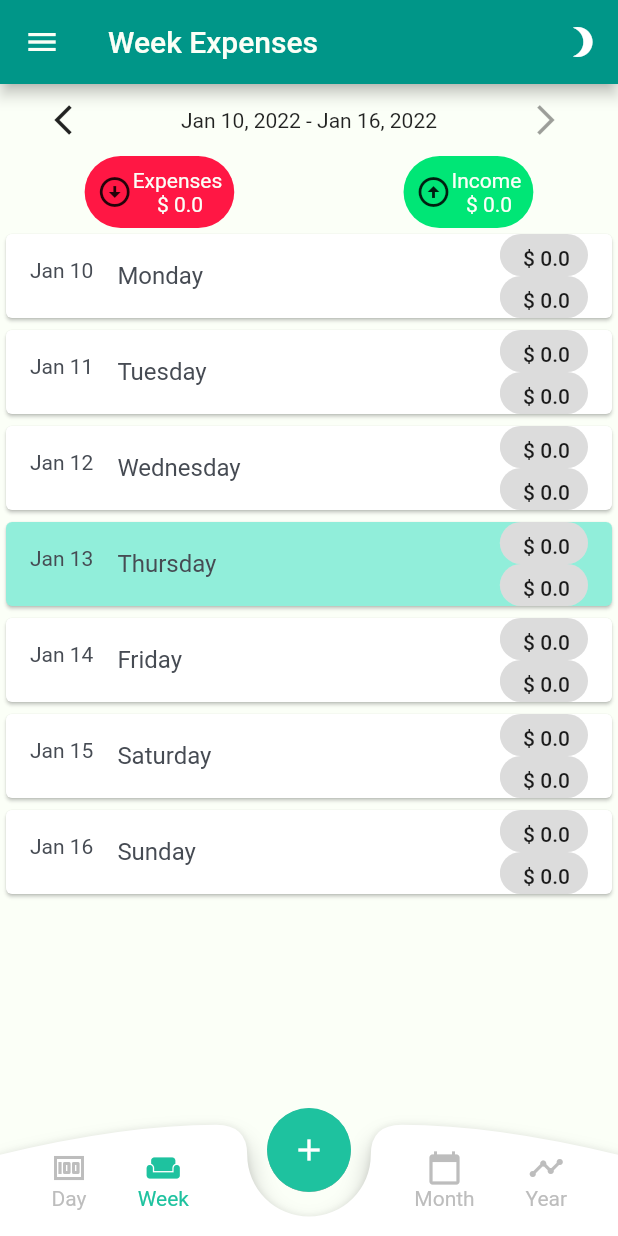
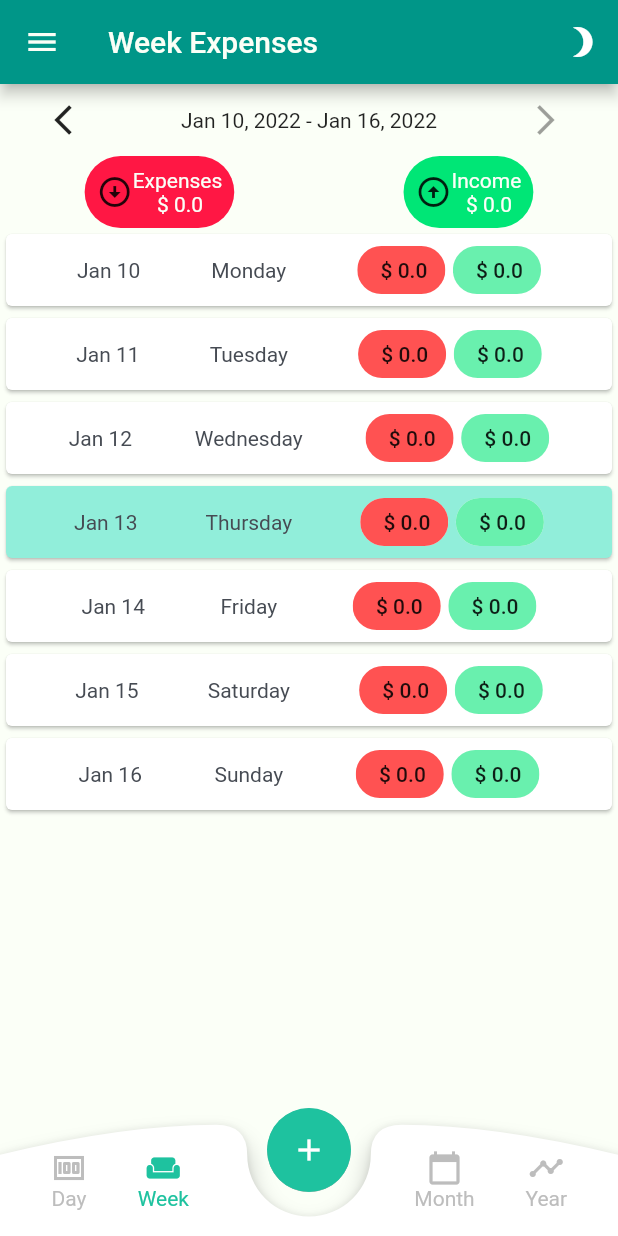
Before and after one commit to karthik07m/daily_expenses_tracker, a Flutter app: the screen it shows after launch, item 2 of the bottom bar chosen, on a phone screen of 412 x 824 dp. Run offline on Flutter 3.47's test engine with Material 2 defaults, Android fonts, the light colour scheme and no system bars; our stand-ins replace file_picker, flutter_local_notifications, flutter_native_timezone, permission_handler, rxdart, shared_preferences and 4 more; accounts and stored records are empty.

Commit message:
Fixed UI bugs
Handle nulls in the widgets and improved UI

```diff
--- a/lib/main.dart
+++ b/lib/main.dart
@@ -5,7 +5,7 @@ import 'package:flutter_native_timezone/flutter_native_timezone.dart';
 import 'package:provider/provider.dart';
 
 import 'package:shared_preferences/shared_preferences.dart';
-import 'package:flutter/cupertino.dart';
+
 import 'package:flutter/services.dart';
 import 'package:flutter/material.dart';
 import 'package:flutter_local_notifications/flutter_local_notifications.dart';
@@ -25,6 +25,7 @@ import 'screens/charts/pie_chart.dart';
 import 'screens/main_screen.dart';
 import 'models/notification.dart';
 import 'screens/splash_screen.dart';
+import 'utilities/check_backup.dart';
 
 final FlutterLocalNotificationsPlugin flutterLocalNotificationsPlugin =
     FlutterLocalNotificationsPlugin();
@@ -100,6 +101,9 @@ class MyApp extends StatelessWidget {
             DayTransaction.routeName: (ctx) => DayTransaction(),
             PieChart.routeName: (ctx) => PieChart(),
             Settings.routeName: (ctx) => Settings(),
+            BackUpData.routeName: (ctx) => BackUpData(
+                  title: "Test",
+                ),
             AppInfo.routeName: (ctx) => AppInfo()
           },
         ),
--- a/lib/screens/main_screen.dart
+++ b/lib/screens/main_screen.dart
@@ -1,6 +1,6 @@
 import 'package:coinsaver/helper/db_helper.dart';
 import 'package:coinsaver/screens/add_expense.dart';
-import 'package:flutter/cupertino.dart';
+
 import 'package:flutter/material.dart';
 import 'package:flutter_local_notifications/flutter_local_notifications.dart';
 import 'package:provider/provider.dart';
--- a/lib/screens/month_transaction.dart
+++ b/lib/screens/month_transaction.dart
@@ -1,5 +1,5 @@
 import 'package:coinsaver/widgets/income_bar.dart';
-import 'package:flutter/foundation.dart';
+
 import 'package:flutter/material.dart';
 import 'package:provider/provider.dart';
 import 'package:table_calendar/table_calendar.dart';
@@ -53,7 +53,9 @@ class _MonthTransactionState extends State<MonthTransaction> {
                   backgroundColor: Colors.greenAccent,
                   label: Text(
                     UtilityFunction.addComma(income.toString()),
-                    style: TextStyle(fontSize: 25,),
+                    style: TextStyle(
+                      fontSize: 25,
+                    ),
                   ),
                 ),
               ),
--- a/lib/screens/week_transaction.dart
+++ b/lib/screens/week_transaction.dart
@@ -113,6 +113,7 @@ class WeekTransaction extends StatelessWidget {
                                           context, DayTransaction.routeName,
                                           arguments: dates[index]);
                                     },
+                                    child: Container(
                                       child: Card(
                                         color: dates[index].day == today.day &&
                                                 dates[index].month ==
@@ -120,8 +121,11 @@ class WeekTransaction extends StatelessWidget {
                                                 dates[index].year == today.year
                                             ? Theme.of(context).accentColor
                                             : Theme.of(context).backgroundColor,
-                                      child: ListTile(
-                                        leading: Text(
+                                        child: Row(
+                                          mainAxisAlignment:
+                                              MainAxisAlignment.spaceEvenly,
+                                          children: [
+                                            Text(
                                               DateFormat.MMMd()
                                                   .format(dates[index]),
                                               style: TextStyle(
@@ -130,7 +134,7 @@ class WeekTransaction extends StatelessWidget {
                                                       .bodyText1!
                                                       .color),
                                             ),
-                                        title: Text(
+                                            Text(
                                               UtilityFunction.weeks[index],
                                               style: TextStyle(
                                                   color: Theme.of(context)
@@ -138,29 +142,97 @@ class WeekTransaction extends StatelessWidget {
                                                       .bodyText1!
                                                       .color),
                                             ),
-                                        trailing: Column(
+                                            Row(
                                               children: [
-                                            Flexible(
-                                              child: Chip(
-                                                  label: Text(UtilityFunction
-                                                      .addComma(trans
+                                                Chip(
+                                                  backgroundColor:
+                                                      Colors.redAccent,
+                                                  label: Text(
+                                                    UtilityFunction.addComma(
+                                                        trans
                                                             .eachDayTotalAmount(
                                                                 dates[index])
-                                                          .expensesTotal))),
+                                                            .expensesTotal),
                                                   ),
-                                            Flexible(
-                                              child: Chip(
-                                                  label: Text(UtilityFunction
-                                                      .addComma(trans
+                                                ),
+                                                SizedBox(
+                                                  width: 5,
+                                                ),
+                                                Chip(
+                                                  backgroundColor:
+                                                      Colors.greenAccent,
+                                                  label: Text(
+                                                    UtilityFunction.addComma(
+                                                        trans
                                                             .eachDayTotalAmount(
                                                                 dates[index])
-                                                          .incomeTotal))),
+                                                            .incomeTotal),
+                                                  ),
+                                                ),
+                                              ],
                                             ),
                                           ],
                                         ),
                                       ),
                                     ),
                                   )),
+// old list view
+                          // ...List.generate(
+                          //     7,
+                          //     (index) => InkWell(
+                          //           onTap: () {
+                          //             Navigator.pushNamed(
+                          //                 context, DayTransaction.routeName,
+                          //                 arguments: dates[index]);
+                          //           },
+                          //           child: Card(
+                          //             color: dates[index].day == today.day &&
+                          //                     dates[index].month ==
+                          //                         today.month &&
+                          //                     dates[index].year == today.year
+                          //                 ? Theme.of(context).accentColor
+                          //                 : Theme.of(context).backgroundColor,
+                          //             child: ListTile(
+                          //               leading: Text(
+                          //                 DateFormat.MMMd()
+                          //                     .format(dates[index]),
+                          //                 style: TextStyle(
+                          //                     color: Theme.of(context)
+                          //                         .textTheme
+                          //                         .bodyText1!
+                          //                         .color),
+                          //               ),
+                          //               title: Text(
+                          //                 UtilityFunction.weeks[index],
+                          //                 style: TextStyle(
+                          //                     color: Theme.of(context)
+                          //                         .textTheme
+                          //                         .bodyText1!
+                          //                         .color),
+                          //               ),
+                          //               trailing: Column(
+                          //                 children: [
+                          //                   Flexible(
+                          //                     child: Chip(
+                          //                         label: Text(UtilityFunction
+                          //                             .addComma(trans
+                          //                                 .eachDayTotalAmount(
+                          //                                     dates[index])
+                          //                                 .expensesTotal))),
+                          //                   ),
+                          //                   Flexible(
+                          //                     child: Chip(
+                          //                         label: Text(UtilityFunction
+                          //                             .addComma(trans
+                          //                                 .eachDayTotalAmount(
+                          //                                     dates[index])
+                          //                                 .incomeTotal))),
+                          //                   ),
+                          //                 ],
+                          //               ),
+                          //             ),
+                          //           ),
+                          //         )),
                         ]),
                       ),
                     ],
--- a/lib/widgets/home_drawer.dart
+++ b/lib/widgets/home_drawer.dart
@@ -1,4 +1,5 @@
 import 'package:coinsaver/screens/setting.dart';
+import 'package:coinsaver/utilities/check_backup.dart';
 import 'package:flutter/material.dart';
 import 'package:url_launcher/url_launcher.dart';
 
@@ -89,8 +90,8 @@ class MainDrawer extends StatelessWidget {
               _buildIconButtons(Icons.bug_report, 'Report a Bug', bugUrl,
                   context, true, false),
               Divider(),
-              _buildIconButtons(Icons.settings, 'Settings', Settings.routeName,
-                  context, false, false),
+              _buildIconButtons(Icons.settings, 'Settings',
+                  BackUpData.routeName, context, false, false),
               Divider(),
               _buildIconButtons(Icons.info, 'About', AppInfo.routeName, context,
                   false, false),
--- a/pubspec.yaml
+++ b/pubspec.yaml
@@ -31,6 +31,8 @@ dependencies:
   table_calendar: ^3.0.0
   syncfusion_flutter_charts: ^19.1.69+1
   shared_preferences: ^2.0.6
+  permission_handler: ^8.3.0
+  file_picker: ^4.3.0
 
   # animated_splash_screen: ^1.1.0
   flutter_local_notifications: ^6.0.0
```
Also changed, not shown: lib/utilities/check_backup.dart (added, +101 -0 lines), pubspec.lock, 2 other files. Lines whose indentation alone changed are shown as unchanged.
